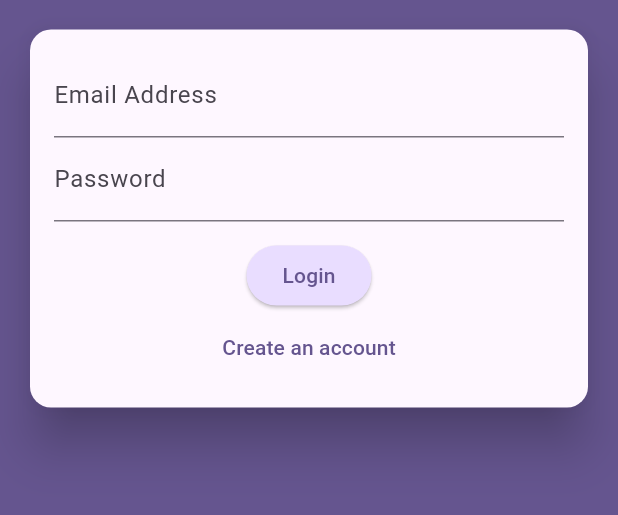
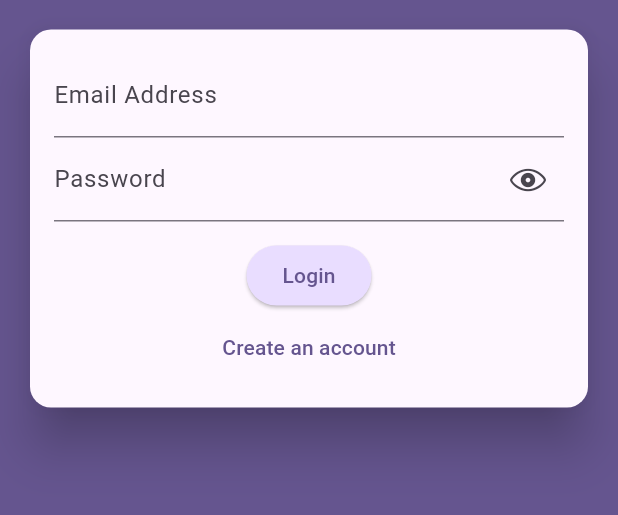
Before and after one commit to Palash-developer/flutter-chat-app, a Flutter app: the screen it shows after launch, on a phone screen of 412 x 824 dp, the part 539-1054 px from its top. Run offline on Flutter 3.47's test engine with Material 3 defaults, Android fonts, the phone set to English and light mode, and no system bars; our stand-ins replace cloud_firestore, firebase_auth, firebase_core, firebase_storage, google_fonts, image_picker and 2 more; accounts and stored records are empty.

Commit message:
feat: added eye icon for obsecure password

```diff
--- a/lib/screens/auth_screen.dart
+++ b/lib/screens/auth_screen.dart
@@ -1,5 +1,7 @@
 import 'dart:io';
+import 'package:flutter/cupertino.dart';
 import 'package:flutter/material.dart';
+import 'package:flutter/widgets.dart';
 import 'package:google_fonts/google_fonts.dart';
 import 'package:lottie/lottie.dart';
 import 'package:typewritertext/typewritertext.dart';
@@ -22,6 +24,7 @@ class AuthScreen extends StatefulWidget {
 class _AuthScreenState extends State<AuthScreen> {
   final _formKey = GlobalKey<FormState>();
   var _isLogin = true;
+  var isSecurePassword = true;
   var enteredEmail = "";
   var enteredUserName = "";
   var enteredPassword = "";
@@ -151,7 +154,6 @@ class _AuthScreenState extends State<AuthScreen> {
                           textCapitalization: TextCapitalization.none,
                           validator: (value) {
                             final emailRegex = RegExp(r'^[^@]+@[^@]+\.[^@]+$');
-
                             if (value == null || value.trim().isEmpty) {
                               return "Please enter an email address";
                             }
@@ -176,9 +178,22 @@ class _AuthScreenState extends State<AuthScreen> {
                             },
                           ),
                         TextFormField(
-                          decoration:
-                              const InputDecoration(labelText: "Password"),
-                          obscureText: true,
+                          decoration: InputDecoration(
+                            labelText: "Password",
+                            suffixIcon: GestureDetector(
+                              onTap: () {
+                                setState(() {
+                                  isSecurePassword = !isSecurePassword;
+                                });
+                              },
+                              child: Icon(
+                                isSecurePassword
+                                    ? CupertinoIcons.eye
+                                    : CupertinoIcons.eye_slash,
+                              ),
+                            ),
+                          ),
+                          obscureText: isSecurePassword,
                           validator: (value) {
                             final passwordRegex = RegExp(
                                 r'^(?=.*[A-Z])(?=.*\d)(?=.*[!@#$%^&*()_+{}\[\]:;<>,.?~\\/-]).{8,12}$');
```
